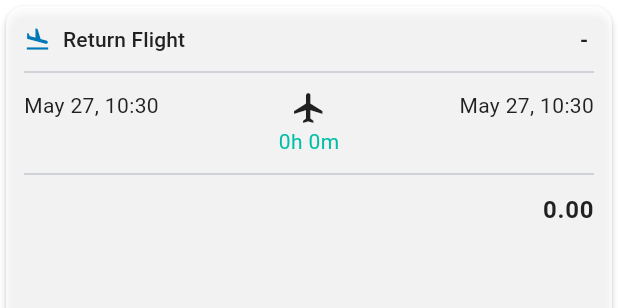
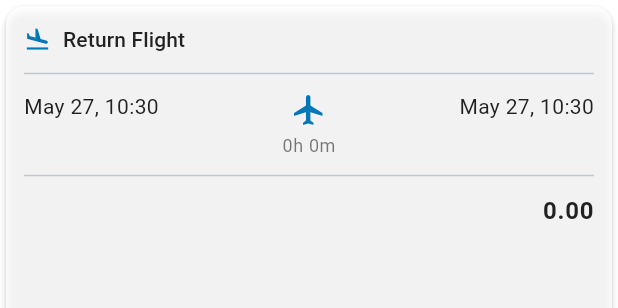
Before and after one commit to bgoktugozdemir-dev/AI-Powered-Travel-Assistant, a Flutter app: the _FlightCard widget shown alone on an empty page, opened directly with empty values, on a phone screen of 412 x 824 dp. Shown: the top 308 px of the screen. Run offline on Flutter 3.47's test engine with Material 3 defaults, Android fonts, the phone set to English and light mode, and no system bars; our stand-ins replace cached_network_image, dio, equatable, firebase_ai, firebase_core, firebase_remote_config and 6 more; missing offline and left inert: firebase_app_check, gpt_markdown; accounts and stored records are empty; generated files the repository leaves out were written again; network calls fail.

Commit message:
Refactor Flight Options Card UI for improved layout and readability
- Enhanced the layout of the FlightOptionsCard by using Expanded and Column widgets for better alignment and spacing of flight details.
- Introduced a new method to build flight time and airport information, improving code organization and readability.
- Updated text styles to utilize the theme's text properties, ensuring consistency across the UI.
- Simplified the money formatting function for cleaner code.

```diff
--- a/lib/features/results/ui/widgets/flight_options_card.dart
+++ b/lib/features/results/ui/widgets/flight_options_card.dart
@@ -84,32 +84,69 @@ class _FlightCard extends StatelessWidget {
         Icon(icon, color: Theme.of(context).primaryColor, size: 18),
         const SizedBox(width: 8),
         Text(text, style: Theme.of(context).textTheme.titleSmall),
-        const Spacer(),
-        Text(
-          '${flight.airline} - ${flight.flightNumber}',
-          style: Theme.of(context).textTheme.bodyMedium?.copyWith(fontWeight: FontWeight.bold),
+        Expanded(
+          child: Text(
+            flight.airline,
+            textAlign: TextAlign.end,
+            overflow: TextOverflow.ellipsis,
+            style: Theme.of(context).textTheme.bodyMedium?.copyWith(fontWeight: FontWeight.bold),
+          ),
         ),
       ],
     );
   }
 
   Widget _buildFlightBody(BuildContext context, AppLocalizations l10n) {
+    final theme = Theme.of(context);
+    final colorScheme = theme.colorScheme;
+    final primaryColor = colorScheme.primary;
+    final captionColor = colorScheme.onSurface.withValues(alpha: 0.6);
+    final textTheme = theme.textTheme;
+
     return Row(
       mainAxisAlignment: MainAxisAlignment.spaceBetween,
       crossAxisAlignment: CrossAxisAlignment.start,
       children: [
-        Text(_formatFlightTime(flight.departureTime)),
+        _buildFlightTimeAndAirport(context, flight.departureTime, flight.departureAirport),
         Column(
           mainAxisAlignment: MainAxisAlignment.center,
+          spacing: 4,
           children: [
-            Icon(Icons.flight),
+            if (flight.stops > 0)
+              Text(
+                l10n.stopsLabel(flight.stops),
+                style: textTheme.bodyMedium?.copyWith(color: captionColor),
+              ),
+            Icon(
+              Icons.flight,
+              color: primaryColor,
+            ),
             Text(
               _formatFlightDuration(context, flight.duration, l10n),
-              style: Theme.of(context).textTheme.bodyMedium?.copyWith(color: Theme.of(context).colorScheme.secondary),
+              style: textTheme.bodySmall?.copyWith(color: captionColor),
             ),
           ],
         ),
-        Text(_formatFlightTime(flight.arrivalTime)),
+        _buildFlightTimeAndAirport(context, flight.arrivalTime, flight.arrivalAirport, false),
+      ],
+    );
+  }
+
+  Widget _buildFlightTimeAndAirport(BuildContext context, DateTime time, String airport, [bool isDeparture = true]) {
+    final theme = Theme.of(context);
+    final textTheme = theme.textTheme.bodyMedium;
+
+    return Column(
+      crossAxisAlignment: isDeparture ? CrossAxisAlignment.start : CrossAxisAlignment.end,
+      children: [
+        Text(
+          _formatFlightTime(time),
+          style: textTheme,
+        ),
+        Text(
+          airport,
+          style: textTheme?.copyWith(color: theme.colorScheme.primary, fontWeight: FontWeight.bold),
+        ),
       ],
     );
   }
@@ -124,21 +161,26 @@ class _FlightCard extends StatelessWidget {
   }
 
   Widget _buildFlightFooter(BuildContext context, AppLocalizations l10n) {
+    final theme = Theme.of(context);
+    final textTheme = theme.textTheme;
     return Row(
-      mainAxisAlignment: MainAxisAlignment.spaceBetween,
+      spacing: 8,
       children: [
-        Visibility(visible: flight.stops > 0, child: Text(l10n.stopsLabel(flight.stops))),
+        Expanded(
+          child: Text(
+            flight.flightNumber,
+            style: textTheme.bodyMedium?.copyWith(color: theme.colorScheme.primary),
+          ),
+        ),
         Text(
           _formatMoney(flight.price, flight.currency, l10n),
           textAlign: TextAlign.end,
-          style: Theme.of(context).textTheme.bodyLarge?.copyWith(fontWeight: FontWeight.bold),
+          style: textTheme.bodyLarge?.copyWith(fontWeight: FontWeight.bold),
         ),
       ],
     );
   }
 
-  String _formatMoney(double price, String currency, AppLocalizations l10n) {
-    final format = NumberFormat.currency(locale: l10n.localeName, symbol: currency);
-    return format.format(price);
-  }
+  String _formatMoney(double price, String currency, AppLocalizations l10n) =>
+      NumberFormat.currency(locale: l10n.localeName, symbol: currency).format(price);
 }
```
